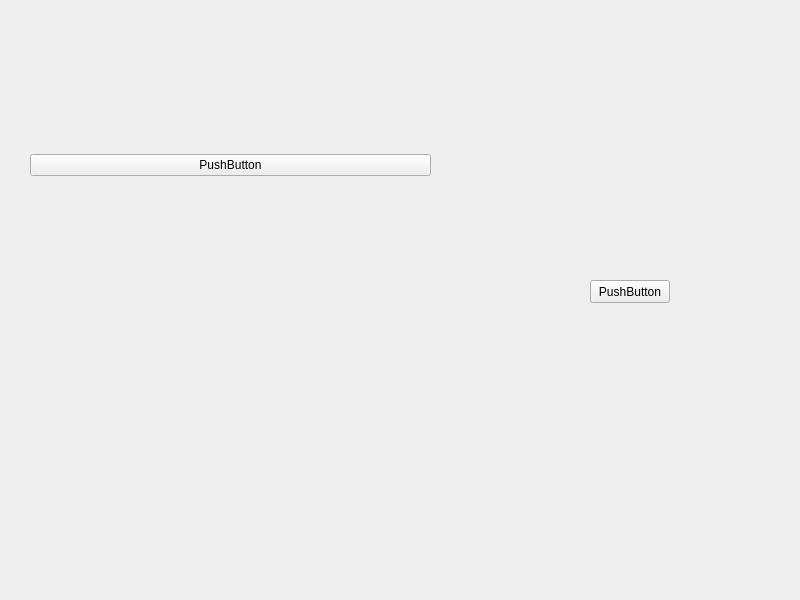
Qt form QtClient/ui/subwindow.ui (imtangsheng/QtClient) before a commit.
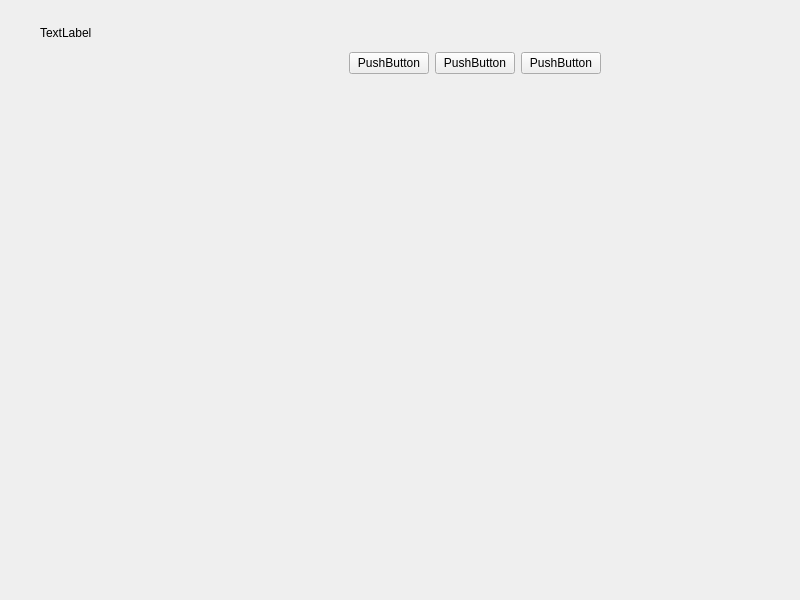
The same form after that commit.

```diff
--- a/QtClient/ui/subwindow.ui
+++ b/QtClient/ui/subwindow.ui
@@ -17,45 +17,85 @@
    <widget class="QWidget" name="gridLayoutWidget">
     <property name="geometry">
      <rect>
-      <x>30</x>
-      <y>40</y>
-      <width>401</width>
-      <height>251</height>
+      <x>40</x>
+      <y>20</y>
+      <width>561</width>
+      <height>231</height>
      </rect>
     </property>
-    <layout class="QGridLayout" name="gridLayout">
-     <item row="0" column="0">
-      <widget class="QPushButton" name="pushButton">
+    <layout class="QVBoxLayout" name="layout_downloads">
+     <property name="sizeConstraint">
+      <enum>QLayout::SetMinAndMaxSize</enum>
+     </property>
+     <item>
+      <widget class="QLabel" name="label">
+       <property name="minimumSize">
+        <size>
+         <width>0</width>
+         <height>26</height>
+        </size>
+       </property>
        <property name="text">
-        <string>PushButton</string>
+        <string>TextLabel</string>
        </property>
       </widget>
      </item>
+     <item>
+      <layout class="QHBoxLayout" name="horizontalLayout">
+       <item>
+        <spacer name="horizontalSpacer">
+         <property name="orientation">
+          <enum>Qt::Horizontal</enum>
+         </property>
+         <property name="sizeHint" stdset="0">
+          <size>
+           <width>40</width>
+           <height>20</height>
+          </size>
+         </property>
+        </spacer>
+       </item>
+       <item>
+        <widget class="QPushButton" name="pushButton_4">
+         <property name="text">
+          <string>PushButton</string>
+         </property>
+        </widget>
+       </item>
+       <item>
+        <widget class="QPushButton" name="pushButton_3">
+         <property name="text">
+          <string>PushButton</string>
+         </property>
+        </widget>
+       </item>
+       <item>
+        <widget class="QPushButton" name="pushButton_2">
+         <property name="text">
+          <string>PushButton</string>
+         </property>
+        </widget>
+       </item>
+      </layout>
+     </item>
+     <item>
+      <layout class="QVBoxLayout" name="verticalLayout_download"/>
+     </item>
+     <item>
+      <spacer name="verticalSpacer_2">
+       <property name="orientation">
+        <enum>Qt::Vertical</enum>
+       </property>
+       <property name="sizeHint" stdset="0">
+        <size>
+         <width>20</width>
+         <height>40</height>
+        </size>
+       </property>
+      </spacer>
+     </item>
     </layout>
    </widget>
-   <widget class="QWidget" name="widget" native="true">
-    <property name="geometry">
-     <rect>
-      <x>490</x>
-      <y>220</y>
-      <width>271</width>
-      <height>191</height>
-     </rect>
-    </property>
-    <widget class="QPushButton" name="pushButton_2">
-     <property name="geometry">
-      <rect>
-       <x>100</x>
-       <y>60</y>
-       <width>80</width>
-       <height>23</height>
-      </rect>
-     </property>
-     <property name="text">
-      <string>PushButton</string>
-     </property>
-    </widget>
-   </widget>
   </widget>
  </widget>
  <resources/>
```
Left out of the diff: 2 changed lines with no effect on the pictures.
